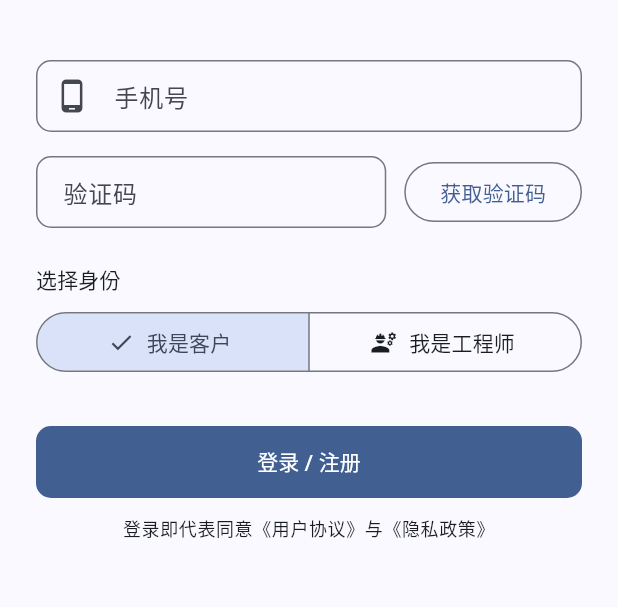
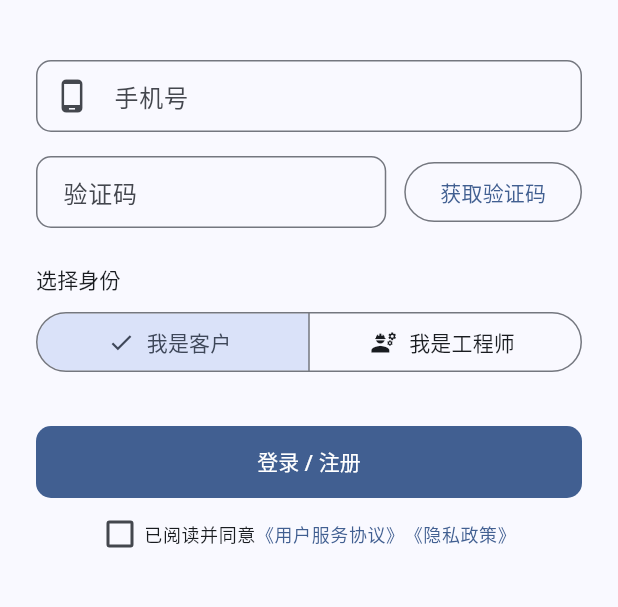
Before and after one commit to Yzhub-007/shumajiedan, a Flutter app: the screen it shows after launch, on a phone screen of 412 x 824 dp, the part 246-853 px from its top. Run offline on Flutter 3.47's test engine with Material 3 defaults, Android fonts, the phone set to English and light mode, and no system bars; our stand-ins replace dio, flutter_riverpod, geolocator, go_router, image_picker, shared_preferences; missing offline and left inert: stomp_dart_client.

Commit message:
feat(mobile): 支付/钱包/合规收尾
- 待支付工单'去支付'按钮（payment-enabled 开启后自动出现）
- 工程师钱包页：余额/冻结/累计收入 + 提现申请与记录
- 登录协议勾选框 + 用户协议/隐私政策静态页（5.2.1 合规）
- 资质认证技能证书多图上传；通知中心'全部已读'
- flutter analyze 0 issues + 单测通过

```diff
--- a/mobile/lib/core/router/app_router.dart
+++ b/mobile/lib/core/router/app_router.dart
@@ -2,6 +2,7 @@ import 'package:flutter_riverpod/flutter_riverpod.dart';
 import 'package:go_router/go_router.dart';
 
 import '../../features/auth/controllers/auth_controller.dart';
+import '../../features/auth/screens/agreement_screen.dart';
 import '../../features/auth/screens/login_screen.dart';
 import '../../features/auth/screens/splash_screen.dart';
 import '../../features/customer/screens/address_manage_screen.dart';
@@ -14,6 +15,7 @@ import '../../features/engineer/screens/engineer_home_screen.dart';
 import '../../features/engineer/screens/engineer_order_detail_screen.dart';
 import '../../features/engineer/screens/engineer_profile_screen.dart';
 import '../../features/engineer/screens/engineer_verify_screen.dart';
+import '../../features/engineer/screens/engineer_wallet_screen.dart';
 import '../../features/notification/screens/notifications_screen.dart';
 import '../../shared/models/user_role.dart';
 import '../storage/token_storage.dart';
@@ -26,8 +28,11 @@ final routerProvider = Provider<GoRouter>((ref) {
     redirect: (context, state) {
       final location = state.matchedLocation;
       final loggingIn = location == '/splash' || location == '/login';
+      // 协议页公开可见（登录前需阅读，计划书 5.2.1）
+      final publicPage = location.startsWith('/agreement');
       final loggedIn = auth.loggedIn && TokenStorage.accessToken != null;
 
+      if (publicPage) return null;
       if (!auth.initialized) {
         return loggingIn ? null : '/splash';
       }
@@ -62,9 +67,16 @@ final routerProvider = Provider<GoRouter>((ref) {
             EngineerOrderDetailScreen(orderId: int.tryParse(state.pathParameters['id'] ?? '') ?? 0),
       ),
       GoRoute(path: '/engineer/profile', builder: (_, __) => const EngineerProfileScreen()),
+      GoRoute(path: '/engineer/wallet', builder: (_, __) => const EngineerWalletScreen()),
 
       // ---- 公共 ----
       GoRoute(path: '/notifications', builder: (_, __) => const NotificationsScreen()),
+      GoRoute(
+          path: '/agreement/terms',
+          builder: (_, __) => const AgreementScreen(isPrivacy: false)),
+      GoRoute(
+          path: '/agreement/privacy',
+          builder: (_, __) => const AgreementScreen(isPrivacy: true)),
     ],
   );
 });
--- /dev/null
+++ b/mobile/lib/features/auth/screens/agreement_screen.dart
@@ -0,0 +1,53 @@
+import 'package:flutter/material.dart';
+
+/// 用户协议 / 隐私政策静态页（计划书 5.2.1 上架合规）。
+/// TODO(5.2.1) 正式上线前由法务出具完整文本并替换；应用商店提审需与权限说明一致。
+class AgreementScreen extends StatelessWidget {
+  const AgreementScreen({super.key, required this.isPrivacy});
+
+  final bool isPrivacy;
+
+  @override
+  Widget build(BuildContext context) {
+    final title = isPrivacy ? '隐私政策' : '用户服务协议';
+    final paragraphs = isPrivacy
+        ? const [
+            '我们非常重视您的个人信息与隐私保护。本政策说明我们在您使用"机器报修"服务时收集、使用、存储与保护信息的方式。',
+            '一、我们收集的信息：手机号码（用于注册登录与身份验证）；企业名称与联系信息（用于提供服务）；设备故障照片/视频（用于维修服务与留存）；位置信息（仅工程师端在上线接单期间收集，用于派单与到达校验）。',
+            '二、信息的使用：上述信息仅用于提供与改进本平台服务，不会向维修服务相关方以外的第三方提供。维修工程师仅能查看与工单相关的必要信息。',
+            '三、信息的存储：数据存储于中华人民共和国境内的服务器；照片与视频经加密传输。',
+            '四、您的权利：您可以在 App 内随时查看、更正您的资料，也可以联系客服注销账号；注销后我们将在法定期限内删除或匿名化您的个人信息。',
+            '五、联系我们：如对本政策有任何疑问，请通过 App 内"联系客服"与我们取得联系。',
+          ]
+        : const [
+            '欢迎使用"机器报修"平台服务。本协议是您与平台之间就设备维修撮合服务所订立的约定。',
+            '一、服务内容：平台为您提供设备故障报修、工程师匹配、维修过程管理与评价等撮合服务；维修服务由认证工程师实际提供。',
+            '二、用户责任：您应提供真实、准确的故障描述与地址信息；不得利用平台从事违法违规活动。',
+            '三、工程师服务规范：工程师须通过平台资质认证，按平台流程上门服务、提交报价与维修报告；不得绕开平台私下交易。',
+            '四、费用与支付：服务费用以工单确认报价为准；通过平台支付的交易享受平台保障与保修承诺。',
+            '五、免责条款：因不可抗力或客户原因（如隐瞒设备真实状况）导致的服务中断或损失，平台不承担责任。',
+            '六、协议变更与终止：我们可能适时修订本协议并在 App 内公告；您继续使用服务视为接受修订。',
+          ];
+
+    return Scaffold(
+      appBar: AppBar(title: Text(title)),
+      body: ListView(
+        padding: const EdgeInsets.all(16),
+        children: [
+          Text('最近更新：2026-10', style: Theme.of(context).textTheme.bodySmall),
+          const SizedBox(height: 12),
+          ...paragraphs.map((p) => Padding(
+                padding: const EdgeInsets.only(bottom: 10),
+                child: Text(p, style: const TextStyle(height: 1.6)),
+              )),
+          const SizedBox(height: 12),
+          Text('※ 本文本为产品模板示例，正式发布前请由法务审核定稿。',
+              style: Theme.of(context)
+                  .textTheme
+                  .bodySmall
+                  ?.copyWith(color: Theme.of(context).colorScheme.error)),
+        ],
+      ),
+    );
+  }
+}
--- a/mobile/lib/features/auth/screens/login_screen.dart
+++ b/mobile/lib/features/auth/screens/login_screen.dart
@@ -2,6 +2,7 @@ import 'dart:async';
 
 import 'package:flutter/material.dart';
 import 'package:flutter_riverpod/flutter_riverpod.dart';
+import 'package:go_router/go_router.dart';
 
 import '../../../core/network/api_exception.dart';
 import '../../../shared/models/user_role.dart';
@@ -22,6 +23,7 @@ class _LoginScreenState extends ConsumerState<LoginScreen> {
   UserRole _role = UserRole.customer;
   int _countdown = 0;
   Timer? _timer;
+  bool _agreed = false;
 
   @override
   void dispose() {
@@ -57,6 +59,10 @@ class _LoginScreenState extends ConsumerState<LoginScreen> {
   }
 
   Future<void> _login() async {
+    if (!_agreed) {
+      _toast('请先阅读并同意《用户服务协议》与《隐私政策》');
+      return;
+    }
     if (!_phoneValid) {
       _toast('请输入正确的手机号');
       return;
@@ -76,6 +82,17 @@ class _LoginScreenState extends ConsumerState<LoginScreen> {
     ScaffoldMessenger.of(context)
       ..hideCurrentSnackBar()
       ..showSnackBar(SnackBar(content: Text(message)));
+  }
+
+  Widget _agreementLink(BuildContext context, String label, bool privacy) {
+    return GestureDetector(
+      onTap: () => context.push(privacy ? '/agreement/privacy' : '/agreement/terms'),
+      child: Text(label,
+          style: Theme.of(context)
+              .textTheme
+              .bodySmall
+              ?.copyWith(color: Theme.of(context).colorScheme.primary)),
+    );
   }
 
   @override
@@ -145,10 +162,23 @@ class _LoginScreenState extends ConsumerState<LoginScreen> {
             const SizedBox(height: 32),
             PrimaryButton(label: '登录 / 注册', onPressed: _login, loading: auth.loading),
             const SizedBox(height: 12),
-            Text('登录即代表同意《用户协议》与《隐私政策》',
-                textAlign: TextAlign.center,
-                style: Theme.of(context).textTheme.bodySmall),
-            // TODO(5.2.1) 协议页与勾选框（上架合规必须）
+            Row(
+              mainAxisAlignment: MainAxisAlignment.center,
+              children: [
+                SizedBox(
+                  height: 24,
+                  width: 24,
+                  child: Checkbox(
+                    value: _agreed,
+                    onChanged: (v) => setState(() => _agreed = v ?? false),
+                  ),
+                ),
+                const SizedBox(width: 4),
+                Text('已阅读并同意', style: Theme.of(context).textTheme.bodySmall),
+                _agreementLink(context, '《用户服务协议》', false),
+                _agreementLink(context, '《隐私政策》', true),
+              ],
+            ),
           ],
         ),
       ),
--- a/mobile/lib/features/engineer/screens/engineer_profile_screen.dart
+++ b/mobile/lib/features/engineer/screens/engineer_profile_screen.dart
@@ -78,7 +78,7 @@ class _EngineerProfileScreenState extends ConsumerState<EngineerProfileScreen> {
             leading: const Icon(Icons.account_balance_wallet_outlined),
             title: const Text('我的钱包 / 提现'),
             trailing: const Icon(Icons.chevron_right),
-            onTap: () {/* TODO(V1.1) 钱包与提现（依赖在线支付） */},
+            onTap: () => context.push('/engineer/wallet'),
           ),
           ListTile(
             leading: const Icon(Icons.notifications_outlined),
```
Also changed, not shown: mobile/lib/features/customer/screens/order_detail_screen.dart (+15 -2 lines), mobile/lib/features/engineer/screens/engineer_verify_screen.dart (+37 -1 lines), mobile/lib/features/engineer/screens/engineer_wallet_screen.dart (added, +163 -0 lines), mobile/lib/features/notification/screens/notifications_screen.dart (+16 -1 lines).
